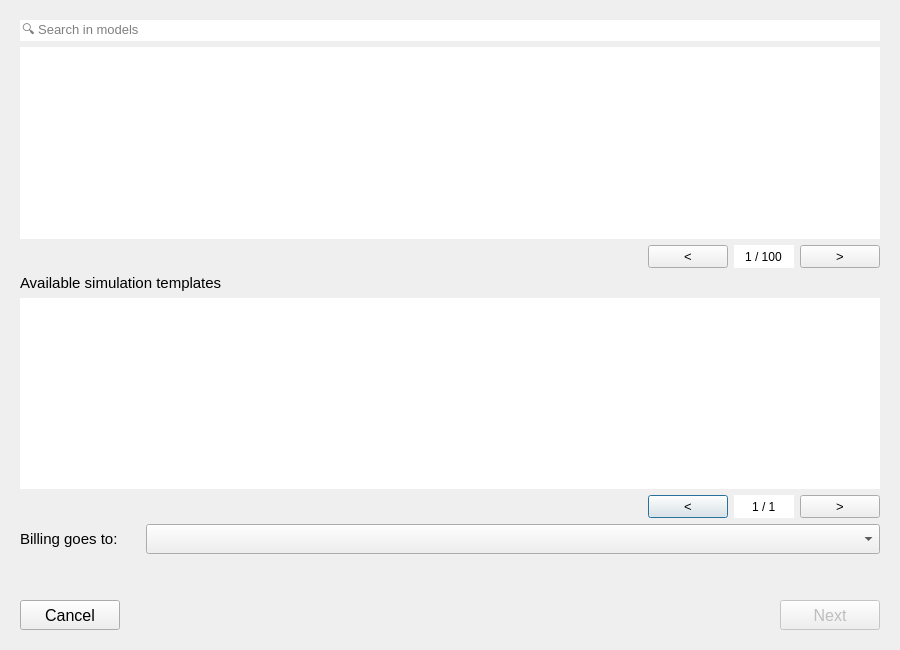
First picture: the form in threedi_models_and_simulations/ui/model_selection.ui, repository nens/threedi-api-qgis-client, before the edit.
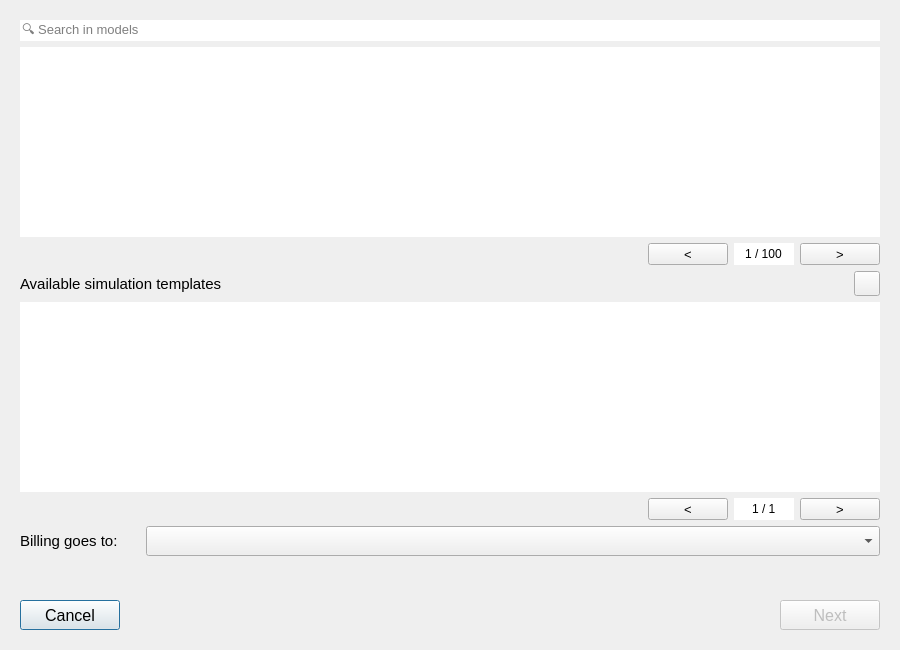
Second picture: the form after the edit. Icons and pictures are not drawn.

Commit message: Added refresh buttons.

Patch:
```diff
--- a/threedi_models_and_simulations/ui/model_selection.ui
+++ b/threedi_models_and_simulations/ui/model_selection.ui
@@ -34,137 +34,58 @@
       </size>
      </property>
      <layout class="QGridLayout" name="gridLayout_8">
-      <item row="4" column="0">
-       <widget class="QLabel" name="label">
-        <property name="font">
-         <font>
-          <family>Segoe UI</family>
-          <pointsize>11</pointsize>
-         </font>
-        </property>
-        <property name="text">
-         <string>Available simulation templates</string>
-        </property>
-       </widget>
-      </item>
-      <item row="6" column="0" colspan="2">
-       <layout class="QHBoxLayout" name="horizontalLayout_4">
-        <property name="topMargin">
-         <number>0</number>
-        </property>
+      <item row="11" column="0" colspan="2">
+       <layout class="QHBoxLayout" name="horizontalLayout_2">
         <property name="bottomMargin">
          <number>0</number>
         </property>
         <item>
-         <spacer name="horizontalSpacer_14">
+         <widget class="QPushButton" name="pb_cancel_load">
+          <property name="minimumSize">
+           <size>
+            <width>100</width>
+            <height>30</height>
+           </size>
+          </property>
+          <property name="maximumSize">
+           <size>
+            <width>16777215</width>
+            <height>16777215</height>
+           </size>
+          </property>
+          <property name="font">
+           <font>
+            <family>Segoe UI</family>
+            <pointsize>12</pointsize>
+           </font>
+          </property>
+          <property name="text">
+           <string>Cancel</string>
+          </property>
+         </widget>
+        </item>
+        <item>
+         <spacer name="horizontalSpacer_7">
           <property name="orientation">
            <enum>Qt::Horizontal</enum>
           </property>
           <property name="sizeHint" stdset="0">
            <size>
-            <width>400</width>
+            <width>40</width>
             <height>20</height>
            </size>
           </property>
          </spacer>
         </item>
         <item>
-         <widget class="QPushButton" name="pb_templates_prev_page">
+         <widget class="QPushButton" name="pb_load">
           <property name="enabled">
-           <bool>true</bool>
-          </property>
-          <property name="sizePolicy">
-           <sizepolicy hsizetype="Minimum" vsizetype="Minimum">
-            <horstretch>0</horstretch>
-            <verstretch>0</verstretch>
-           </sizepolicy>
-          </property>
-          <property name="minimumSize">
-           <size>
-            <width>40</width>
-            <height>20</height>
-           </size>
-          </property>
-          <property name="maximumSize">
-           <size>
-            <width>16777215</width>
-            <height>16777215</height>
-           </size>
-          </property>
-          <property name="font">
-           <font>
-            <family>Segoe UI</family>
-            <pointsize>10</pointsize>
-           </font>
-          </property>
-          <property name="layoutDirection">
-           <enum>Qt::LeftToRight</enum>
-          </property>
-          <property name="text">
-           <string>&lt;</string>
-          </property>
-         </widget>
-        </item>
-        <item>
-         <widget class="QSpinBox" name="templates_page_sbox">
-          <property name="enabled">
-           <bool>true</bool>
-          </property>
-          <property name="sizePolicy">
-           <sizepolicy hsizetype="Minimum" vsizetype="Minimum">
-            <horstretch>0</horstretch>
-            <verstretch>0</verstretch>
-           </sizepolicy>
-          </property>
-          <property name="minimumSize">
-           <size>
-            <width>60</width>
-            <height>20</height>
-           </size>
-          </property>
-          <property name="font">
-           <font>
-            <family>Segoe UI</family>
-           </font>
-          </property>
-          <property name="focusPolicy">
-           <enum>Qt::StrongFocus</enum>
-          </property>
-          <property name="styleSheet">
-           <string notr="true">QSpinBox {background-color: white;}</string>
-          </property>
-          <property name="frame">
            <bool>false</bool>
           </property>
-          <property name="alignment">
-           <set>Qt::AlignCenter</set>
-          </property>
-          <property name="buttonSymbols">
-           <enum>QAbstractSpinBox::NoButtons</enum>
-          </property>
-          <property name="suffix">
-           <string> / 1</string>
-          </property>
-          <property name="minimum">
-           <number>1</number>
-          </property>
-         </widget>
-        </item>
-        <item>
-         <widget class="QPushButton" name="pb_templates_next_page">
-          <property name="enabled">
-           <bool>true</bool>
-          </property>
-          <property name="sizePolicy">
-           <sizepolicy hsizetype="Minimum" vsizetype="Minimum">
-            <horstretch>0</horstretch>
-            <verstretch>0</verstretch>
-           </sizepolicy>
-          </property>
           <property name="minimumSize">
            <size>
-            <width>40</width>
-            <height>20</height>
+            <width>100</width>
+            <height>30</height>
            </size>
           </property>
           <property name="maximumSize">
@@ -176,11 +97,11 @@
           <property name="font">
            <font>
             <family>Segoe UI</family>
-            <pointsize>10</pointsize>
+            <pointsize>12</pointsize>
            </font>
           </property>
           <property name="text">
-           <string>&gt;</string>
+           <string>Next</string>
           </property>
          </widget>
         </item>
@@ -190,6 +111,7 @@
        <widget class="QTreeView" name="models_tv">
         <property name="font">
          <font>
+          <family>Segoe UI</family>
           <pointsize>10</pointsize>
          </font>
         </property>
@@ -207,6 +129,77 @@
         </attribute>
        </widget>
       </item>
+      <item row="6" column="0" colspan="2">
+       <widget class="QTreeView" name="templates_tv">
+        <property name="font">
+         <font>
+          <family>Segoe UI</family>
+          <pointsize>10</pointsize>
+         </font>
+        </property>
+        <property name="frameShape">
+         <enum>QFrame::NoFrame</enum>
+        </property>
+        <property name="editTriggers">
+         <set>QAbstractItemView::NoEditTriggers</set>
+        </property>
+       </widget>
+      </item>
+      <item row="10" column="0">
+       <spacer name="verticalSpacer">
+        <property name="orientation">
+         <enum>Qt::Vertical</enum>
+        </property>
+        <property name="sizeHint" stdset="0">
+         <size>
+          <width>20</width>
+          <height>40</height>
+         </size>
+        </property>
+       </spacer>
+      </item>
+      <item row="8" column="0" colspan="2">
+       <layout class="QHBoxLayout" name="horizontalLayout_5">
+        <property name="bottomMargin">
+         <number>0</number>
+        </property>
+        <item>
+         <widget class="QLabel" name="label_6">
+          <property name="maximumSize">
+           <size>
+            <width>120</width>
+            <height>16777215</height>
+           </size>
+          </property>
+          <property name="font">
+           <font>
+            <family>Segoe UI</family>
+            <pointsize>11</pointsize>
+           </font>
+          </property>
+          <property name="text">
+           <string>Billing goes to:</string>
+          </property>
+         </widget>
+        </item>
+        <item>
+         <widget class="QComboBox" name="organisations_box">
+          <property name="minimumSize">
+           <size>
+            <width>0</width>
+            <height>30</height>
+           </size>
+          </property>
+          <property name="font">
+           <font>
+            <family>Segoe UI</family>
+            <pointsize>10</pointsize>
+           </font>
+          </property>
+         </widget>
+        </item>
+       </layout>
+      </item>
       <item row="3" column="0" colspan="2">
        <layout class="QHBoxLayout" name="horizontalLayout">
         <property name="topMargin">
@@ -337,58 +330,124 @@
         </item>
        </layout>
       </item>
-      <item row="10" column="0" colspan="2">
-       <layout class="QHBoxLayout" name="horizontalLayout_2">
+      <item row="7" column="0" colspan="2">
+       <layout class="QHBoxLayout" name="horizontalLayout_4">
+        <property name="topMargin">
+         <number>0</number>
+        </property>
         <property name="bottomMargin">
          <number>0</number>
         </property>
         <item>
-         <widget class="QPushButton" name="pb_cancel_load">
-          <property name="minimumSize">
-           <size>
-            <width>100</width>
-            <height>30</height>
-           </size>
-          </property>
-          <property name="maximumSize">
-           <size>
-            <width>16777215</width>
-            <height>16777215</height>
-           </size>
-          </property>
-          <property name="font">
-           <font>
-            <family>Segoe UI</family>
-            <pointsize>12</pointsize>
-           </font>
-          </property>
-          <property name="text">
-           <string>Cancel</string>
-          </property>
-         </widget>
-        </item>
-        <item>
-         <spacer name="horizontalSpacer_7">
+         <spacer name="horizontalSpacer_14">
           <property name="orientation">
            <enum>Qt::Horizontal</enum>
           </property>
           <property name="sizeHint" stdset="0">
            <size>
-            <width>40</width>
+            <width>400</width>
             <height>20</height>
            </size>
           </property>
          </spacer>
         </item>
         <item>
-         <widget class="QPushButton" name="pb_load">
+         <widget class="QPushButton" name="pb_templates_prev_page">
           <property name="enabled">
+           <bool>true</bool>
+          </property>
+          <property name="sizePolicy">
+           <sizepolicy hsizetype="Minimum" vsizetype="Minimum">
+            <horstretch>0</horstretch>
+            <verstretch>0</verstretch>
+           </sizepolicy>
+          </property>
+          <property name="minimumSize">
+           <size>
+            <width>40</width>
+            <height>20</height>
+           </size>
+          </property>
+          <property name="maximumSize">
+           <size>
+            <width>16777215</width>
+            <height>16777215</height>
+           </size>
+          </property>
+          <property name="font">
+           <font>
+            <family>Segoe UI</family>
+            <pointsize>10</pointsize>
+           </font>
+          </property>
+          <property name="layoutDirection">
+           <enum>Qt::LeftToRight</enum>
+          </property>
+          <property name="text">
+           <string>&lt;</string>
+          </property>
+         </widget>
+        </item>
+        <item>
+         <widget class="QSpinBox" name="templates_page_sbox">
+          <property name="enabled">
+           <bool>true</bool>
+          </property>
+          <property name="sizePolicy">
+           <sizepolicy hsizetype="Minimum" vsizetype="Minimum">
+            <horstretch>0</horstretch>
+            <verstretch>0</verstretch>
+           </sizepolicy>
+          </property>
+          <property name="minimumSize">
+           <size>
+            <width>60</width>
+            <height>20</height>
+           </size>
+          </property>
+          <property name="font">
+           <font>
+            <family>Segoe UI</family>
+           </font>
+          </property>
+          <property name="focusPolicy">
+           <enum>Qt::StrongFocus</enum>
+          </property>
+          <property name="styleSheet">
+           <string notr="true">QSpinBox {background-color: white;}</string>
+          </property>
+          <property name="frame">
            <bool>false</bool>
           </property>
+          <property name="alignment">
+           <set>Qt::AlignCenter</set>
+          </property>
+          <property name="buttonSymbols">
+           <enum>QAbstractSpinBox::NoButtons</enum>
+          </property>
+          <property name="suffix">
+           <string> / 1</string>
+          </property>
+          <property name="minimum">
+           <number>1</number>
+          </property>
+         </widget>
+        </item>
+        <item>
+         <widget class="QPushButton" name="pb_templates_next_page">
+          <property name="enabled">
+           <bool>true</bool>
+          </property>
+          <property name="sizePolicy">
+           <sizepolicy hsizetype="Minimum" vsizetype="Minimum">
+            <horstretch>0</horstretch>
+            <verstretch>0</verstretch>
+           </sizepolicy>
+          </property>
           <property name="minimumSize">
            <size>
-            <width>100</width>
-            <height>30</height>
+            <width>40</width>
+            <height>20</height>
            </size>
           </property>
           <property name="maximumSize">
@@ -400,29 +459,16 @@
           <property name="font">
            <font>
             <family>Segoe UI</family>
-            <pointsize>12</pointsize>
+            <pointsize>10</pointsize>
            </font>
           </property>
           <property name="text">
-           <string>Next</string>
+           <string>&gt;</string>
           </property>
          </widget>
         </item>
        </layout>
       </item>
-      <item row="9" column="0">
-       <spacer name="verticalSpacer">
-        <property name="orientation">
-         <enum>Qt::Vertical</enum>
-        </property>
-        <property name="sizeHint" stdset="0">
-         <size>
-          <width>20</width>
-          <height>40</height>
-         </size>
-        </property>
-       </spacer>
-      </item>
       <item row="0" column="0" colspan="2">
        <widget class="QLineEdit" name="search_le">
         <property name="font">
@@ -440,33 +486,12 @@
        </widget>
       </item>
       <item row="5" column="0" colspan="2">
-       <widget class="QTreeView" name="templates_tv">
-        <property name="font">
-         <font>
-          <pointsize>10</pointsize>
-         </font>
-        </property>
-        <property name="frameShape">
-         <enum>QFrame::NoFrame</enum>
-        </property>
-        <property name="editTriggers">
-         <set>QAbstractItemView::NoEditTriggers</set>
-        </property>
-       </widget>
-      </item>
-      <item row="7" column="0" colspan="2">
-       <layout class="QHBoxLayout" name="horizontalLayout_5">
+       <layout class="QHBoxLayout" name="horizontalLayout_6">
         <property name="bottomMargin">
          <number>0</number>
         </property>
         <item>
-         <widget class="QLabel" name="label_6">
-          <property name="maximumSize">
-           <size>
-            <width>120</width>
-            <height>16777215</height>
-           </size>
-          </property>
+         <widget class="QLabel" name="label">
           <property name="font">
            <font>
             <family>Segoe UI</family>
@@ -474,24 +499,25 @@
            </font>
           </property>
           <property name="text">
-           <string>Billing goes to:</string>
+           <string>Available simulation templates</string>
           </property>
          </widget>
         </item>
         <item>
-         <widget class="QComboBox" name="organisations_box">
-          <property name="minimumSize">
+         <widget class="QToolButton" name="refresh_btn">
+          <property name="toolTip">
+           <string>Refresh</string>
+          </property>
+          <property name="icon">
+           <iconset>
+            <normaloff>../icons/refresh.svg</normaloff>../icons/refresh.svg</iconset>
+          </property>
+          <property name="iconSize">
            <size>
-            <width>0</width>
-            <height>30</height>
+            <width>18</width>
+            <height>18</height>
            </size>
           </property>
-          <property name="font">
-           <font>
-            <family>Segoe UI</family>
-            <pointsize>10</pointsize>
-           </font>
-          </property>
          </widget>
         </item>
        </layout>
```
Left out of the diff: 6 changed lines with no effect on the pictures. The commit also changes 11 other files.
